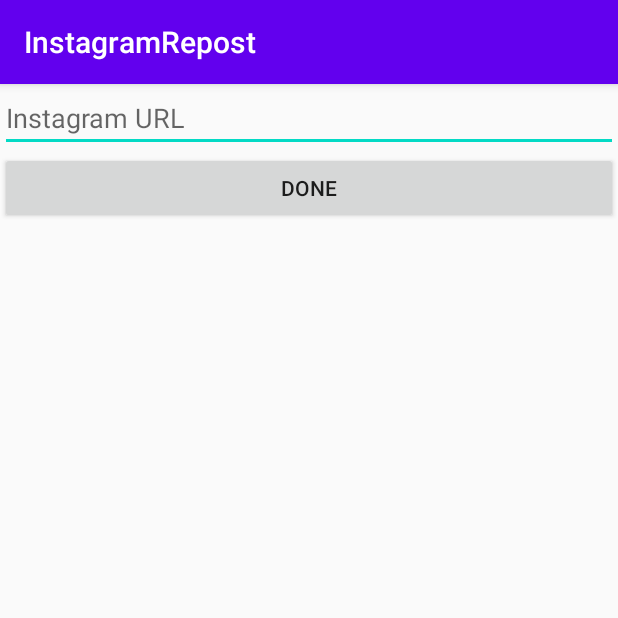
After one commit to SanjayDevTech/instautils, an Android app: the SecondActivity screen opened directly, with no data from a screen before it, on a phone screen of 412 x 824 dp, the top half of it. The commit adds this screen. Run offline under Robolectric (Android 15) with nearby library versions, the phone set to English and light mode, and no system bars; pictures from the network do not load.

Commit message:
Migrated code to Kotlin 1) Added SecondActivity for demonstrating Java Sample 2) Replaced Threads with Kotlin Coroutines 3) Made InstaResponse to Functional Interface 4) Added InstaTask class to hold both Post and Exception 5) Replaced all NullPointerException to IllegalArgumentException

```diff
--- a/app/src/main/AndroidManifest.xml
+++ b/app/src/main/AndroidManifest.xml
@@ -2,7 +2,7 @@
 <manifest xmlns:android="http://schemas.android.com/apk/res/android"
     package="com.sanjaydevtech.instarepost">
 
-    <uses-permission android:name="android.permission.INTERNET"/>
+    <uses-permission android:name="android.permission.INTERNET" />
 
     <application
         android:allowBackup="true"
@@ -11,6 +11,7 @@
         android:roundIcon="@mipmap/ic_launcher_round"
         android:supportsRtl="true"
         android:theme="@style/AppTheme">
+        <activity android:name=".SecondActivity"></activity>
         <activity android:name=".MainActivity">
             <intent-filter>
                 <action android:name="android.intent.action.MAIN" />
--- /dev/null
+++ b/app/src/main/res/layout/activity_second.xml
@@ -0,0 +1,46 @@
+<?xml version="1.0" encoding="utf-8"?>
+<RelativeLayout xmlns:android="http://schemas.android.com/apk/res/android"
+    xmlns:app="http://schemas.android.com/apk/res-auto"
+    xmlns:tools="http://schemas.android.com/tools"
+    android:layout_width="match_parent"
+    android:layout_height="match_parent"
+    tools:context=".SecondActivity">
+
+
+    <EditText
+        android:id="@+id/urlTxt"
+        android:layout_width="wrap_content"
+        android:layout_height="wrap_content"
+        android:layout_alignParentStart="true"
+        android:layout_alignParentLeft="true"
+        android:layout_alignParentTop="true"
+        android:layout_alignParentEnd="true"
+        android:layout_alignParentRight="true"
+        android:ems="10"
+        android:hint="Instagram URL"
+        android:inputType="textUri" />
+
+    <Button
+        android:id="@+id/doneBtn"
+        android:layout_width="wrap_content"
+        android:layout_height="wrap_content"
+        android:layout_below="@id/urlTxt"
+        android:layout_alignParentStart="true"
+        android:layout_alignParentLeft="true"
+        android:layout_alignParentEnd="true"
+        android:layout_alignParentRight="true"
+        android:text="Done" />
+
+    <ImageView
+        android:id="@+id/imageView"
+        android:layout_width="wrap_content"
+        android:layout_height="wrap_content"
+        android:layout_below="@id/doneBtn"
+        android:layout_alignParentLeft="true"
+        android:layout_alignParentRight="true"
+        android:layout_alignParentBottom="true"
+        android:scaleType="fitCenter"
+        tools:srcCompat="@tools:sample/avatars"
+        android:layout_alignParentStart="true"
+        android:layout_alignParentEnd="true" />
+</RelativeLayout>
--- a/build.gradle
+++ b/build.gradle
@@ -1,5 +1,6 @@
 // Top-level build file where you can add configuration options common to all sub-projects/modules.
 buildscript {
+    ext.kotlin_version = "1.4.21"
     repositories {
         google()
         jcenter()
@@ -8,6 +9,7 @@ buildscript {
         classpath 'com.android.tools.build:gradle:4.1.1'
         classpath "com.jfrog.bintray.gradle:gradle-bintray-plugin:1.8.4"
         classpath "com.github.dcendents:android-maven-gradle-plugin:2.1"
+        classpath "org.jetbrains.kotlin:kotlin-gradle-plugin:$kotlin_version"
 
         // NOTE: Do not place your application dependencies here; they belong
         // in the individual module build.gradle files
--- a/instautils/src/main/java/com/sanjaydevtech/instautils/InstaImage.kt
+++ b/instautils/src/main/java/com/sanjaydevtech/instautils/InstaImage.kt
@@ -1,16 +1,15 @@
-package com.sanjaydevtech.instautils;
+package com.sanjaydevtech.instautils
 
-import android.graphics.Bitmap;
+import android.graphics.Bitmap
 
 /**
  * InstaImage
  */
-public interface InstaImage {
-
+interface InstaImage {
     /**
      * OnBitmap loaded
      *
      * @param bitmap bitmap from a image post
      */
-    void onBitmapLoaded(Bitmap bitmap);
+    fun onBitmapLoaded(bitmap: Bitmap)
 }
--- a/instautils/src/main/java/com/sanjaydevtech/instautils/InstaResponse.kt
+++ b/instautils/src/main/java/com/sanjaydevtech/instautils/InstaResponse.kt
@@ -1,20 +1,13 @@
-package com.sanjaydevtech.instautils;
+package com.sanjaydevtech.instautils
 
 /**
  * InstaResponse to handle download url searching
  */
-public interface InstaResponse {
+fun interface InstaResponse {
     /**
-     * On successful url searching
+     * On completion of url searching
      *
-     * @param post InstaPost object
+     * @param instaTask InstaTask object which holds the post or exception
      */
-    void onResponse(InstaPost post);
-
-    /**
-     * When an error occurs
-     *
-     * @param e Exception
-     */
-    void onError(Exception e);
+    fun onResponse(instaTask: InstaTask)
 }
--- /dev/null
+++ b/instautils/src/main/java/com/sanjaydevtech/instautils/InstaTask.kt
@@ -0,0 +1,6 @@
+package com.sanjaydevtech.instautils
+
+/**
+ * InstaTask to hold the result of network
+ */
+data class InstaTask(val instaPost: InstaPost?, val exception: Exception?)
```
Also changed, not shown: app/build.gradle (+6 -2 lines), app/src/main/java/com/sanjaydevtech/instarepost/MainActivity.kt (+58 -56 lines), app/src/main/java/com/sanjaydevtech/instarepost/SecondActivity.java (added, +86 -0 lines), app/src/main/res/layout/activity_main.xml (+12 -1 lines), instautils/build.gradle (+11 -1 lines), instautils/src/main/java/com/sanjaydevtech/instautils/InstaDownloader.kt (+60 -127 lines), instautils/src/main/java/com/sanjaydevtech/instautils/InstaPost.kt (+9 -39 lines), instautils/src/main/java/com/sanjaydevtech/instautils/InstaScraper.kt (+53 -86 lines).
